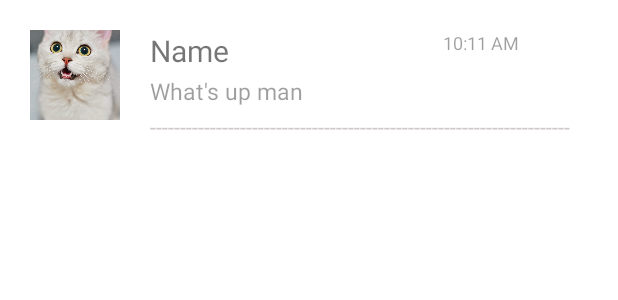
After one commit to bjoshi99/Team-6-TCSS-450, an Android app: the layout fragment_contact_card.xml on its own in the app's theme, with its tools: preview values and no code run, on a phone screen of 412 x 824 dp. The commit adds this screen. Shown: the top 300 px of the screen. Run offline under Robolectric (Android 15) with nearby library versions, the phone set to English and light mode, and no system bars; network calls fail.

Commit message:
Contact fragment has been made using the recycler view. I have populated the recycler view with hard coded data for the Sprint 1.

```diff
--- a/app/src/main/java/edu/uw/team6tcss450/ui/auth/signin/SignInViewModel.java
+++ b/app/src/main/java/edu/uw/team6tcss450/ui/auth/signin/SignInViewModel.java
@@ -43,6 +43,7 @@ public class SignInViewModel extends AndroidViewModel {
     public void connect(final String email, final String password) {
 
         // TODO : create our own web services - herokuapp
+
         String url = "https://tcss450-team6.herokuapp.com/auth";
         Request request = new JsonObjectRequest(
                 Request.Method.GET,
--- /dev/null
+++ b/app/src/main/res/layout/fragment_contact_card.xml
@@ -0,0 +1,87 @@
+<?xml version="1.0" encoding="utf-8"?>
+<RelativeLayout xmlns:android="http://schemas.android.com/apk/res/android"
+    android:layout_width="match_parent"
+    android:layout_height="wrap_content"
+    xmlns:app="http://schemas.android.com/apk/res-auto">
+
+    <RelativeLayout
+        android:layout_width="match_parent"
+        android:layout_height="95dp"
+        >
+
+        <androidx.cardview.widget.CardView
+            android:layout_width="60dp"
+            android:layout_height="60dp"
+            android:id="@+id/cardview_image"
+            app:cardCornerRadius="60dp"
+            android:layout_marginTop="20dp"
+            android:layout_marginLeft="20dp"
+            >
+            <ImageView
+                android:layout_width="60dp"
+                android:layout_height="60dp"
+                android:scaleType="centerCrop"
+                android:src="@drawable/cat1"
+                android:id="@+id/picture_cat1">
+            </ImageView>
+        </androidx.cardview.widget.CardView>
+
+        <TextView
+            android:layout_width="120dp"
+            android:layout_height="30dp"
+            android:text="@string/edit_contact_name"
+            android:textSize="20sp"
+            android:layout_toRightOf="@+id/cardview_image"
+            android:layout_marginTop="20dp"
+            android:layout_marginLeft="20dp"
+            android:id="@+id/edit_cat1name">
+        </TextView>
+
+        <TextView
+            android:layout_width="80dp"
+            android:layout_height="30dp"
+            android:layout_marginLeft="75dp"
+            android:layout_marginTop="20dp"
+            android:layout_toRightOf="@+id/edit_cat1name"
+            android:id="@+id/edit_current_time"
+            android:text="10:11 AM"
+            android:textColor="@color/material_on_background_disabled"
+            android:textSize="12sp">
+        </TextView>
+
+        <TextView
+            android:layout_width="140dp"
+            android:layout_height="30dp"
+            android:layout_marginLeft="20dp"
+            android:layout_below="@+id/edit_cat1name"
+            android:layout_toRightOf="@+id/cardview_image"
+            android:text="What's up man"
+            android:textColor="@color/material_on_background_disabled"
+            android:textSize="15sp"
+            android:id="@+id/edit_current_chat"
+            >
+
+        </TextView>
+
+        <TextView
+            android:layout_width="match_parent"
+            android:layout_height="30dp"
+            android:layout_marginLeft="20dp"
+            android:layout_marginTop="-5dp"
+            android:layout_below="@+id/cardview_image"
+            android:id="@+id/edit_breakline"
+
+            android:layout_toRightOf="@+id/cardview_image"
+            android:text="----------------------------------------------------------------------"
+
+            android:textColor="#CDC7C7"
+            >
+        </TextView>
+
+    </RelativeLayout>
+
+
+
+
+
+</RelativeLayout>
--- a/app/src/main/res/values/strings.xml
+++ b/app/src/main/res/values/strings.xml
@@ -24,4 +24,8 @@
     <string name="title_register">Register</string>
     <string name="text_home_title">Welcome !</string>
     <string name="edit_register_username">Username</string>
+    <string name="edit_contact_name">Name</string>
+    <string name="edit_contact_status">I am feeling good today !</string>
+    <string name="edit_contact_send_msg">Send Message</string>
+
 </resources>
```
Also changed, not shown: app/src/main/java/edu/uw/team6tcss450/ui/contact/ContactFragment.java (+38 -2 lines), app/src/main/java/edu/uw/team6tcss450/ui/contact/ContactModel.java (added, +39 -0 lines), app/src/main/java/edu/uw/team6tcss450/ui/contact/ContactRecyclerViewAdapter.java (added, +75 -0 lines), app/src/main/res/drawable/ic_chat_send_24dp.xml (added, +11 -0 lines), app/src/main/res/drawable/ic_contact_face_black_24dp.xml (added, +10 -0 lines), app/src/main/res/layout/fragment_contact.xml (+11 -5 lines), app/src/main/res/drawable/cat1.jpg (added), 3 other files.
